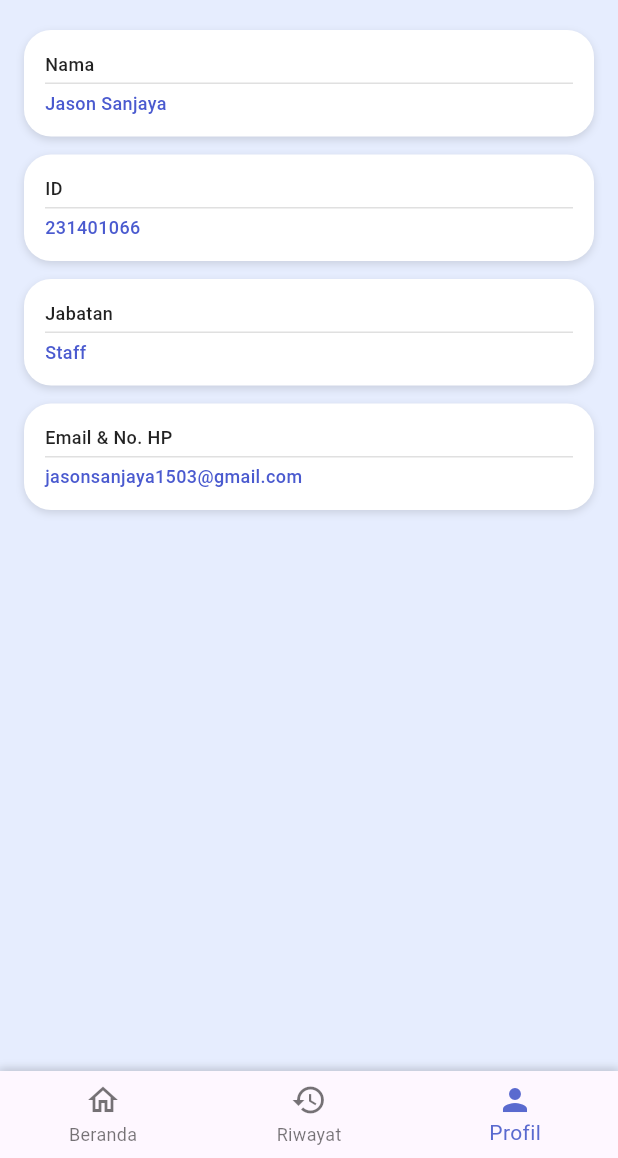
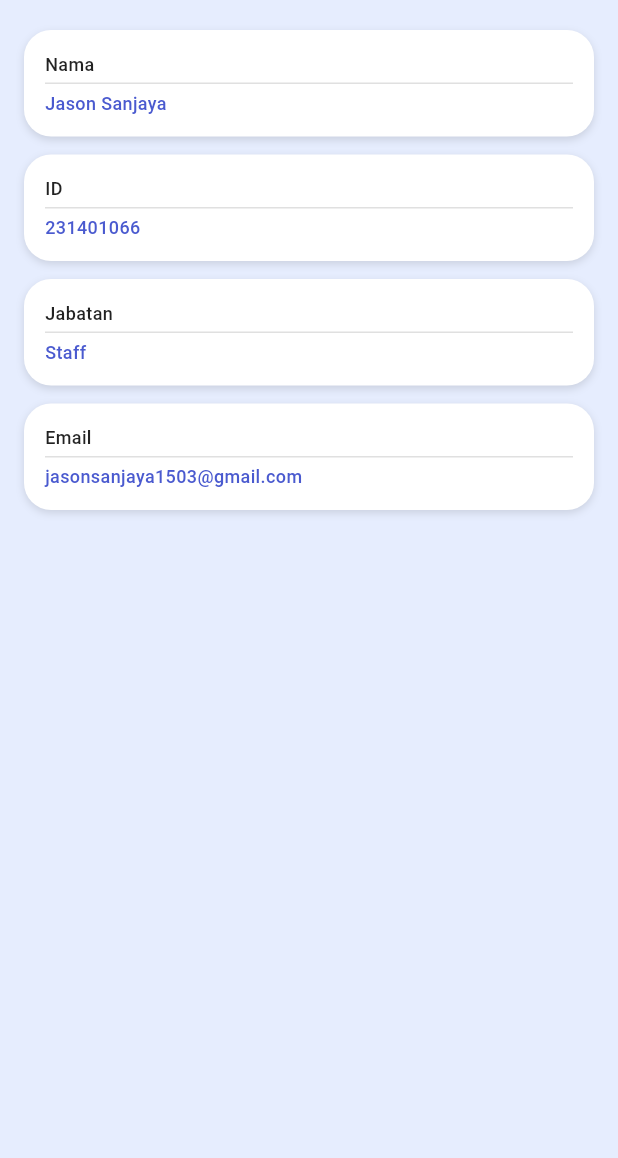
Before and after one commit to OrionZ12/StockFlow-tubes, a Flutter app: the AccountPage widget shown alone on an empty page, opened directly, on a phone screen of 412 x 824 dp, the part 78-1236 px from its top. Run offline on Flutter 3.47's test engine with Material 3 defaults, Android fonts, the phone set to English and light mode, and no system bars; our stand-ins replace cloud_firestore, firebase_auth, firebase_core, go_router, google_sign_in; accounts and stored records are empty; Roboto replaces fonts that are missing (RobotoSerif).

Commit message:
perbaikan di informasi akun

```diff
--- a/lib/screen/account_screen.dart
+++ b/lib/screen/account_screen.dart
@@ -6,15 +6,15 @@ class AccountPage extends StatelessWidget {
 
   @override
   Widget build(BuildContext context) {
-    return Scaffold(
-      backgroundColor: const Color(0xFFE6EDFE),
-      body: SafeArea(
+    return Container( // <-- BUKAN Scaffold lagi
+      color: const Color(0xFFE6EDFE),
+      child: SafeArea(
         child: Padding(
           padding: const EdgeInsets.symmetric(horizontal: 16, vertical: 12),
           child: Column(
             crossAxisAlignment: CrossAxisAlignment.start,
             children: [
-              // 🔙 tombol kembali + judul StockFlow
+              // 🔙 Tombol kembali + judul StockFlow
               Row(
                 children: [
                   GestureDetector(
@@ -32,16 +32,18 @@ class AccountPage extends StatelessWidget {
                   const Text(
                     "Stock",
                     style: TextStyle(
-                        fontSize: 18,
-                        fontWeight: FontWeight.bold,
-                        color: Colors.black),
+                      fontSize: 18,
+                      fontWeight: FontWeight.bold,
+                      color: Colors.black,
+                    ),
                   ),
                   const Text(
                     "Flow",
                     style: TextStyle(
-                        fontSize: 18,
-                        fontWeight: FontWeight.bold,
-                        color: Color(0xFF5A6ACF)),
+                      fontSize: 18,
+                      fontWeight: FontWeight.bold,
+                      color: Color(0xFF5A6ACF),
+                    ),
                   ),
                 ],
               ),
@@ -52,23 +54,14 @@ class AccountPage extends StatelessWidget {
                 child: SingleChildScrollView(
                   child: Column(
                     children: const [
-                      AccountCard(
-                        label: "Nama",
-                        value: "Jason Sanjaya",
-                      ),
+                      AccountCard(label: "Nama", value: "Jason Sanjaya"),
+                      SizedBox(height: 12),
+                      AccountCard(label: "ID", value: "231401066"),
+                      SizedBox(height: 12),
+                      AccountCard(label: "Jabatan", value: "Staff"),
                       SizedBox(height: 12),
                       AccountCard(
-                        label: "ID",
-                        value: "231401066",
-                      ),
-                      SizedBox(height: 12),
-                      AccountCard(
-                        label: "Jabatan",
-                        value: "Staff",
-                      ),
-                      SizedBox(height: 12),
-                      AccountCard(
-                        label: "Email & No. HP",
+                        label: "Email",
                         value: "jasonsanjaya1503@gmail.com",
                       ),
                     ],
@@ -77,45 +70,6 @@ class AccountPage extends StatelessWidget {
               ),
             ],
           ),
-        ),
-      ),
-
-      // 🔵 bottom navbar
-      bottomNavigationBar: Container(
-        decoration: const BoxDecoration(
-          color: Colors.white,
-          boxShadow: [
-            BoxShadow(
-              color: Colors.black12,
-              blurRadius: 4,
-              offset: Offset(0, -2),
-            ),
-          ],
-        ),
-        child: BottomNavigationBar(
-          currentIndex: 2,
-          selectedItemColor: const Color(0xFF5A6ACF),
-          unselectedItemColor: Colors.black54,
-          showUnselectedLabels: true,
-          onTap: (i) {
-            if (i == 0) context.go('/home');
-            if (i == 1) context.go('/history');
-            if (i == 2) context.go('/profile');
-          },
-          items: const [
-            BottomNavigationBarItem(
-              icon: Icon(Icons.home_outlined),
-              label: "Beranda",
-            ),
-            BottomNavigationBarItem(
-              icon: Icon(Icons.history),
-              label: "Riwayat",
-            ),
-            BottomNavigationBarItem(
-              icon: Icon(Icons.person),
-              label: "Profil",
-            )
-          ],
         ),
       ),
     );
--- a/lib/screen/profile_screen.dart
+++ b/lib/screen/profile_screen.dart
@@ -39,7 +39,7 @@ class _ProfilePageState extends State<ProfilePage> {
     showDialog(
       context: context,
       barrierDismissible: false,
-      barrierColor: Colors.black.withOpacity(0.5),
+      barrierColor: Colors.black.(0.5),
       builder: (dialogContext) {
         return Center(
           child: Material(
```
Also changed, not shown: lib/config/routes.dart (+14 -23 lines), lib/widget/app_scaffold.dart (+30 -12 lines).
